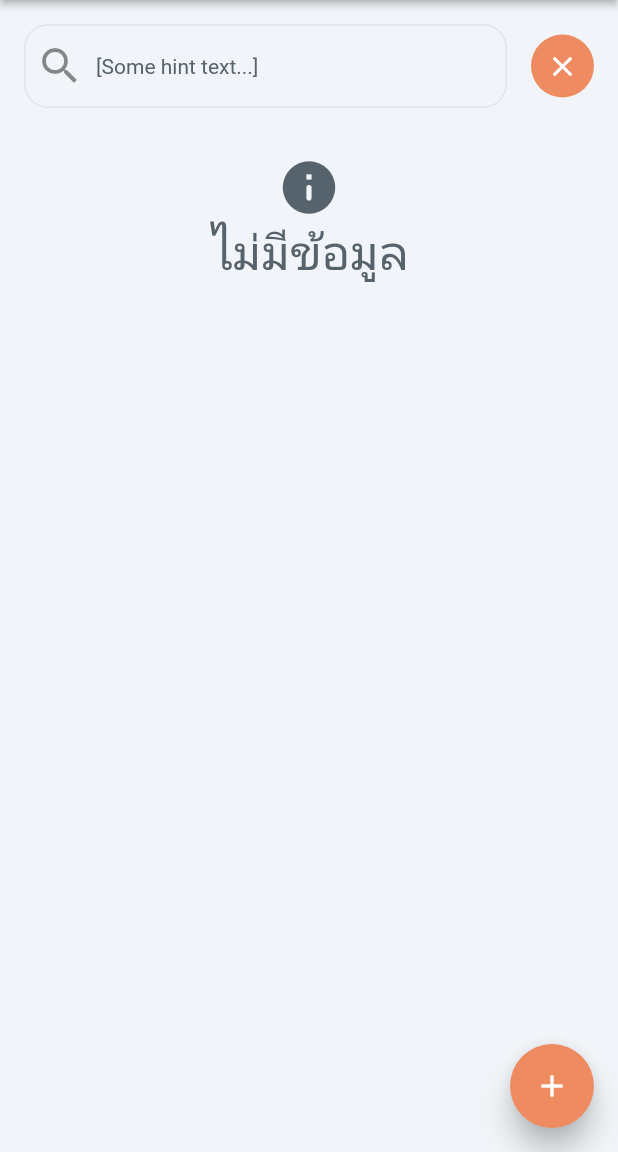
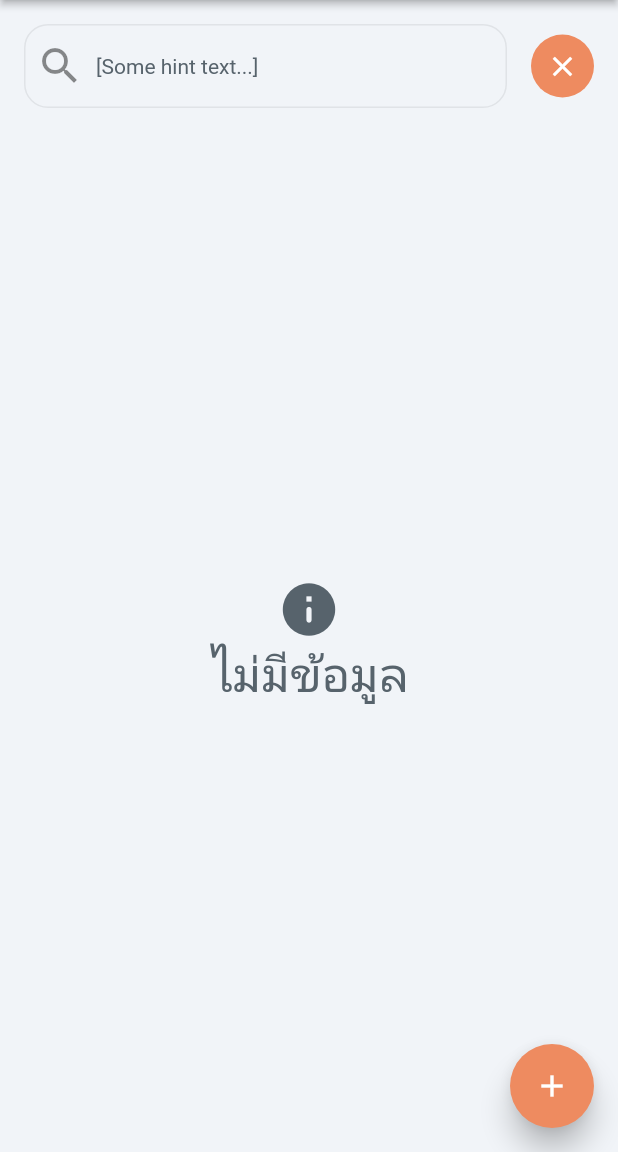
Before and after one commit to darksilver99/silver, a Flutter app: the ListDataPageWidget screen opened by its route, on a phone screen of 412 x 824 dp, the part 84-1236 px from its top. Run offline on Flutter 3.47's test engine with Material 2 defaults, Android fonts, the phone set to English and light mode, and no system bars; our stand-ins replace auto_size_text, built_collection, built_value, cloud_firestore, cloud_functions, easy_debounce and 23 more; missing offline and left inert: algolia, json_path, mime_type, swipeable_card_stack; accounts and stored records are empty; Roboto replaces fonts that are missing (Kanit).

Commit message:
Updating to latest FlutterFlow output.

```diff
--- a/lib/test_pages/list_data_page/list_data_page_widget.dart
+++ b/lib/test_pages/list_data_page/list_data_page_widget.dart
@@ -208,7 +208,8 @@ class _ListDataPageWidgetState extends State<ListDataPageWidget> {
                 ],
               ),
               if (!FFAppState().isFullData)
-                Builder(
+                Expanded(
+                  child: Builder(
                     builder: (context) {
                       if (_model.algoliaSearchResults == null) {
                         return Center(
@@ -258,7 +259,8 @@ class _ListDataPageWidgetState extends State<ListDataPageWidget> {
                                       16.0, 16.0, 16.0, 16.0),
                                   child: Column(
                                     mainAxisSize: MainAxisSize.max,
-                                  crossAxisAlignment: CrossAxisAlignment.start,
+                                    crossAxisAlignment:
+                                        CrossAxisAlignment.start,
                                     children: [
                                       Text(
                                         agoliaResultsItem.name!,
@@ -282,8 +284,10 @@ class _ListDataPageWidgetState extends State<ListDataPageWidget> {
                       );
                     },
                   ),
+                ),
               if (FFAppState().isFullData)
-                StreamBuilder<List<DataListRecord>>(
+                Expanded(
+                  child: StreamBuilder<List<DataListRecord>>(
                     stream: queryDataListRecord(),
                     builder: (context, snapshot) {
                       // Customize what your widget looks like when it's loading.
@@ -335,7 +339,8 @@ class _ListDataPageWidgetState extends State<ListDataPageWidget> {
                                       16.0, 16.0, 16.0, 16.0),
                                   child: Column(
                                     mainAxisSize: MainAxisSize.max,
-                                  crossAxisAlignment: CrossAxisAlignment.start,
+                                    crossAxisAlignment:
+                                        CrossAxisAlignment.start,
                                     children: [
                                       Text(
                                         listViewDataListRecord.name!,
@@ -359,6 +364,7 @@ class _ListDataPageWidgetState extends State<ListDataPageWidget> {
                       );
                     },
                   ),
+                ),
             ],
           ),
         ),
```
Lines whose indentation alone changed are shown as unchanged.
